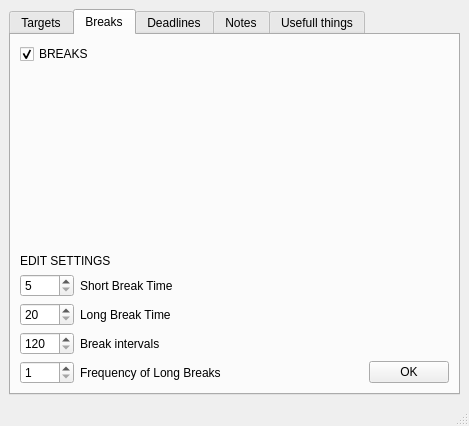
Before: the Qt Designer form MainWindow.ui in z-dodson/productivity-app, drawn with Qt 5.
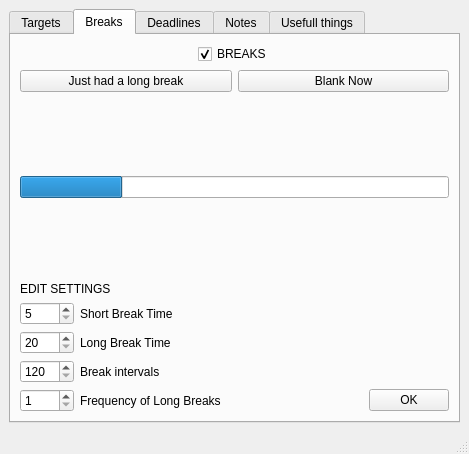
After: the same form once the commit is applied. The open tabs and pages were chosen to show the change.

Commit message:
Added some features to breaks
A graphical progress bar, a button to rigester natural breaks and a button to manually blank the screen

What changed in the file:
```diff
--- a/MainWindow.ui
+++ b/MainWindow.ui
@@ -7,7 +7,7 @@
     <x>0</x>
     <y>0</y>
     <width>469</width>
-    <height>426</height>
+    <height>454</height>
    </rect>
   </property>
   <property name="windowTitle">
@@ -106,14 +106,62 @@
        </attribute>
        <layout class="QVBoxLayout" name="verticalLayout_3">
         <item>
-         <widget class="QCheckBox" name="breaksOnOff">
-          <property name="text">
-           <string>BREAKS</string>
-          </property>
-          <property name="checked">
-           <bool>true</bool>
-          </property>
-         </widget>
+         <layout class="QHBoxLayout" name="horizontalLayout_7">
+          <item>
+           <spacer name="horizontalSpacer_6">
+            <property name="orientation">
+             <enum>Qt::Horizontal</enum>
+            </property>
+            <property name="sizeHint" stdset="0">
+             <size>
+              <width>40</width>
+              <height>20</height>
+             </size>
+            </property>
+           </spacer>
+          </item>
+          <item>
+           <widget class="QCheckBox" name="breaksOnOff">
+            <property name="text">
+             <string>BREAKS</string>
+            </property>
+            <property name="checked">
+             <bool>true</bool>
+            </property>
+           </widget>
+          </item>
+          <item>
+           <spacer name="horizontalSpacer_7">
+            <property name="orientation">
+             <enum>Qt::Horizontal</enum>
+            </property>
+            <property name="sizeHint" stdset="0">
+             <size>
+              <width>40</width>
+              <height>20</height>
+             </size>
+            </property>
+           </spacer>
+          </item>
+         </layout>
+        </item>
+        <item>
+         <layout class="QHBoxLayout" name="horizontalLayout_6">
+          <item>
+           <widget class="QPushButton" name="recentLongBreak_button">
+            <property name="text">
+             <string>Just had a long break</string>
+            </property>
+           </widget>
+          </item>
+          <item>
+           <widget class="QPushButton" name="blankNow_button">
+            <property name="text">
+             <string>Blank Now</string>
+            </property>
+           </widget>
+          </item>
+         </layout>
         </item>
         <item>
          <spacer name="verticalSpacer_2">
@@ -128,6 +176,29 @@
           </property>
          </spacer>
         </item>
+        <item>
+         <widget class="QProgressBar" name="breaks_progressBar">
+          <property name="value">
+           <number>24</number>
+          </property>
+          <property name="textVisible">
+           <bool>false</bool>
+          </property>
+         </widget>
+        </item>
+        <item>
+         <spacer name="verticalSpacer_6">
+          <property name="orientation">
+           <enum>Qt::Vertical</enum>
+          </property>
+          <property name="sizeHint" stdset="0">
+           <size>
+            <width>20</width>
+            <height>40</height>
+           </size>
+          </property>
+         </spacer>
+        </item>
         <item>
          <widget class="QLabel" name="label_2">
           <property name="text">
```
Left out of the diff: 12 changed lines with no effect on the pictures. The commit also changes 1 other file.
